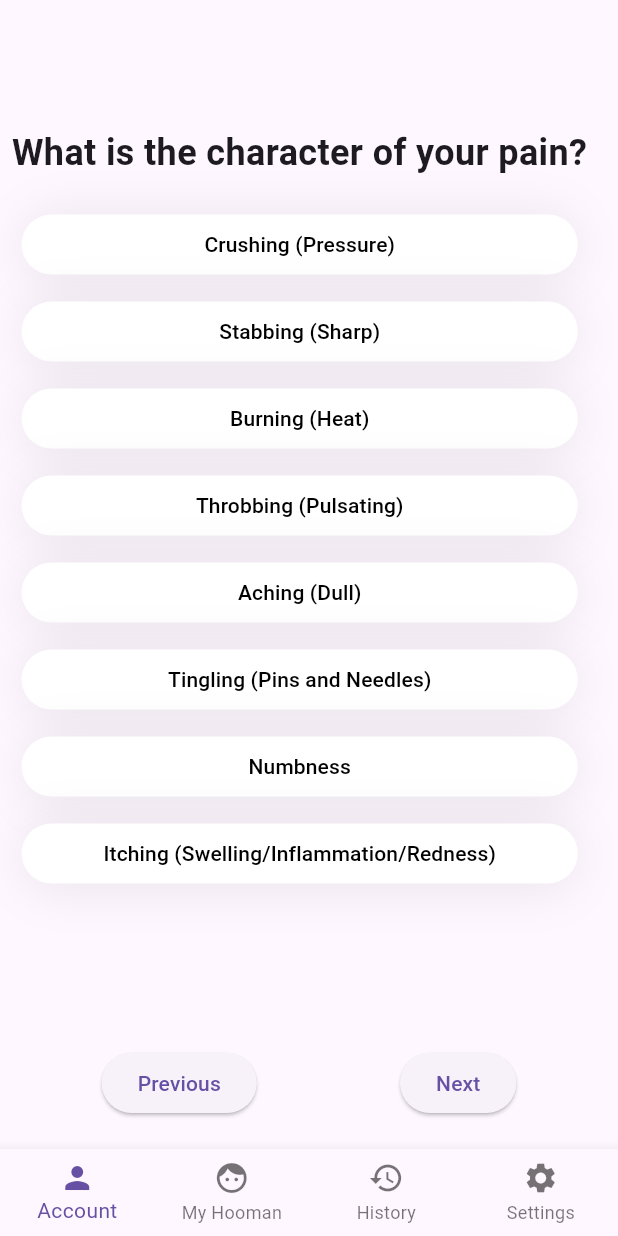
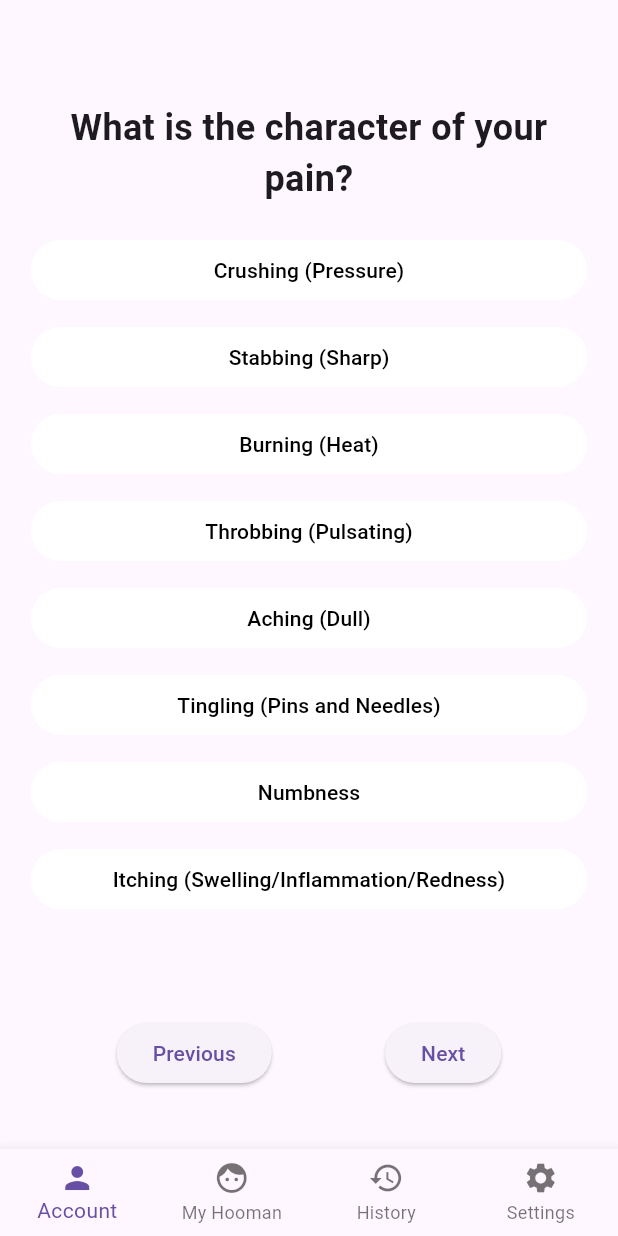
Before and after one commit to yxlow07/guide-shark-frontend, a Flutter app: the screen it shows after launch, after a tap on "Next", on a phone screen of 412 x 824 dp. Run offline on Flutter 3.47's test engine with Material 3 defaults, Android fonts, the phone set to English and light mode, and no system bars; drawn by our look-alikes of group_button; our stand-ins replace bloc, flutter_bloc; missing offline and left inert: body_part_selector.

Commit message:
Fix styling issues

```diff
--- a/lib/common/AppStyles.dart
+++ b/lib/common/AppStyles.dart
@@ -38,6 +38,8 @@ class AppStyles {
       selectedColor: AppColors.primaryColor,
       unselectedColor: AppColors.lightGrey,
       borderRadius: BorderRadius.circular(100),
+      selectedShadow: <BoxShadow>[BoxShadow(color: Colors.transparent)],
+      unselectedShadow: <BoxShadow>[BoxShadow(color: Colors.transparent)],
     );
   }
 }
--- a/lib/screens/MainScreen/MainScreen.dart
+++ b/lib/screens/MainScreen/MainScreen.dart
@@ -44,7 +44,8 @@ class _MainScreenState extends State<MainScreen> {
       child: Builder(
         builder: (context) {
           return Scaffold(
-            body: SafeArea(
+            body: Padding(
+              padding: EdgeInsets.all(20.0),
               child: BlocConsumer<MedicalDataCubit, MedicalDataState>(
                 listener: (context, state) {
                   if (_pageController.hasClients &&
--- a/lib/screens/Questions/PainCharacter.dart
+++ b/lib/screens/Questions/PainCharacter.dart
@@ -21,15 +21,12 @@ class PainCharacter {
       bloc: cubit,
       builder: (context, state) {
         return Scaffold(
-          body: Padding(
-            padding: const EdgeInsets.all(8.0),
-            child: SingleChoiceSelection().build(
-              context: context,
-              options: options,
-              selectedValue: state.formData.painCharacter,
-              onSelected: (val) => cubit.updatePainType(val),
-              title: 'What is the character of your pain?',
-            ),
+          body: SingleChoiceSelection().build(
+            context: context,
+            options: options,
+            selectedValue: state.formData.painCharacter,
+            onSelected: (val) => cubit.updatePainType(val),
+            title: 'What is the character of your pain?',
           ),
         );
       },
--- a/lib/screens/Questions/Radiation.dart
+++ b/lib/screens/Questions/Radiation.dart
@@ -1,13 +1,8 @@
 import 'package:flutter/material.dart';
 import 'package:flutter_bloc/flutter_bloc.dart';
 import 'package:guide_shark/common/widgets/SingleChoiceSelection.dart';
-import '../../common/AppColors.dart';
-import '../../common/AppStyles.dart';
 import '../../data/MedicalDataCubit.dart';
 import '../../data/MedicalDataState.dart';
-import '../../common/helpers/camelCaseToCapitalize.dart';
-import 'package:group_button/group_button.dart';
-import '../../common/widgets/BodyPartSelector.dart';
 
 class Radiation {
   void addPages(String val, MedicalDataCubit cubit) {
@@ -22,13 +17,11 @@ class Radiation {
     List<String> selection = ["Yes", "No"];
 
     return BlocBuilder<MedicalDataCubit, MedicalDataState>(
+      bloc: cubit,
       builder: (context, state) {
         return Scaffold(
-          body: Padding(
-            padding: const EdgeInsets.all(8.0),
-            child: Column(
-              children: [
-                SingleChoiceSelection().build(
+          body: Center(
+            child: SingleChoiceSelection().build(
               context: context,
               options: selection,
               selectedValue: state.formData.radiation,
@@ -36,15 +29,11 @@ class Radiation {
                 cubit.updateRadiation(val);
                 addPages(val, cubit);
               },
-                  title:
-                      'Does the pain radiate to other locations in your body?',
-                ),
-              ],
+              title: 'Does the pain radiate to other locations in your body?',
             ),
           ),
         );
       },
-      bloc: cubit,
     );
   }
 }
```
Lines whose indentation alone changed are shown as unchanged.
